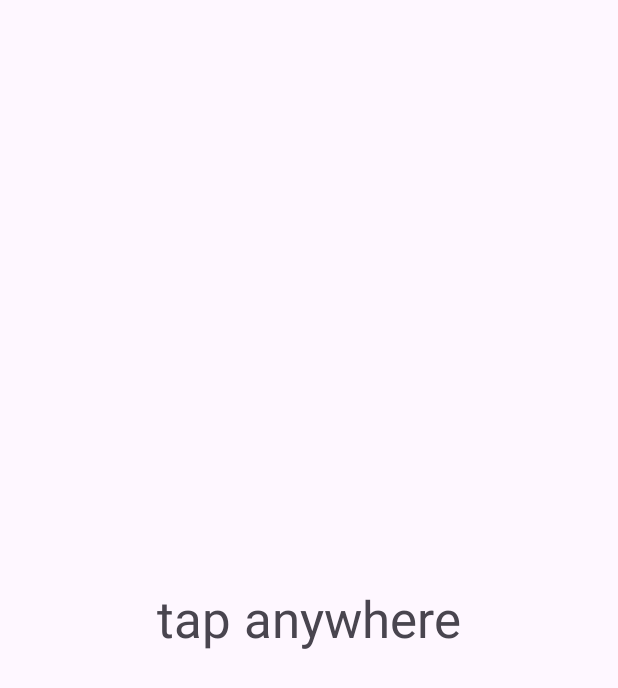
After one commit to Sam-Zilli/Memory-Beats, an Android app: the GameplayActivity screen opened directly, with no data from a screen before it, on a phone screen of 412 x 824 dp. The commit adds this screen. Shown: the top 688 px of the screen. Run offline under Robolectric (Android 15) with nearby library versions, the phone set to English and light mode, and no system bars; 1 statement that could not run was skipped.

Commit message:
Created GameplayActivity and moved associated code to that activity.

```diff
--- a/app/src/main/AndroidManifest.xml
+++ b/app/src/main/AndroidManifest.xml
@@ -13,6 +13,9 @@
         android:theme="@style/Theme.CS5520FinalProject"
         tools:targetApi="31">
         <activity
+            android:name=".GameplayActivity"
+            android:exported="false" />
+        <activity
             android:name=".MainActivity"
             android:exported="true">
             <intent-filter>
--- /dev/null
+++ b/app/src/main/java/edu/northeastern/cs5520finalproject/GameplayActivity.java
@@ -0,0 +1,38 @@
+package edu.northeastern.cs5520finalproject;
+
+import androidx.appcompat.app.AppCompatActivity;
+
+import android.os.Bundle;
+import android.view.MotionEvent;
+
+public class GameplayActivity extends AppCompatActivity {
+
+    static {
+        System.loadLibrary("native-lib");
+    }
+
+    private native void touchEvent(int action);
+
+    private native void startEngine();
+
+    private native void stopEngine();
+
+    @Override
+    protected void onCreate(Bundle savedInstanceState) {
+        super.onCreate(savedInstanceState);
+        setContentView(R.layout.activity_gameplay);
+        startEngine();
+    }
+
+    @Override
+    public boolean onTouchEvent(MotionEvent event) {
+        touchEvent(event.getAction());
+        return super.onTouchEvent(event);
+    }
+
+    @Override
+    public void onDestroy() {
+        stopEngine();
+        super.onDestroy();
+    }
+}
--- /dev/null
+++ b/app/src/main/res/layout/activity_gameplay.xml
@@ -0,0 +1,15 @@
+<?xml version="1.0" encoding="utf-8"?>
+<FrameLayout xmlns:android="http://schemas.android.com/apk/res/android"
+    xmlns:tools="http://schemas.android.com/tools"
+    android:id="@+id/touchArea"
+    android:layout_width="match_parent"
+    android:layout_height="match_parent"
+    tools:context=".GameplayActivity">
+
+    <TextView
+        android:layout_width="wrap_content"
+        android:layout_height="wrap_content"
+        android:layout_gravity="center"
+        android:text="tap anywhere"
+        android:textAppearance="@android:style/TextAppearance.Material.Display1" />
+</FrameLayout>
```
Also changed, not shown: app/src/main/java/edu/northeastern/cs5520finalproject/MainActivity.java (+28 -20 lines), app/src/main/res/layout/activity_main.xml (+21 -6 lines), 1 other file.
